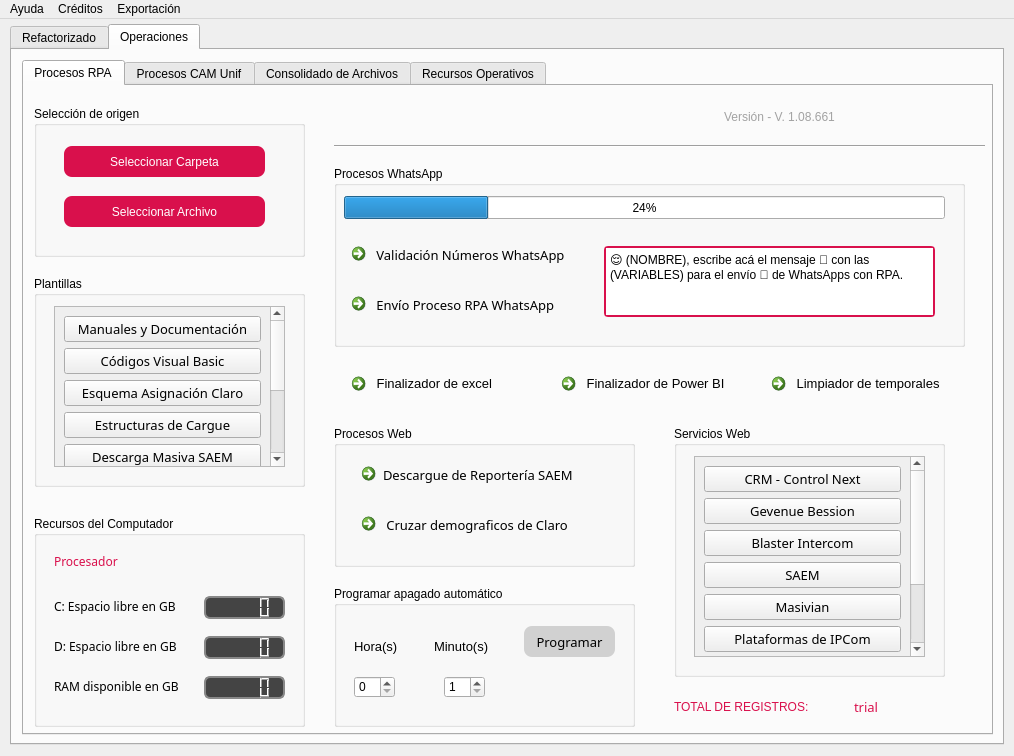
Old version of the form gui/Project.ui in the repository JU4ND4V1DMM/devops_desktop_syncra.
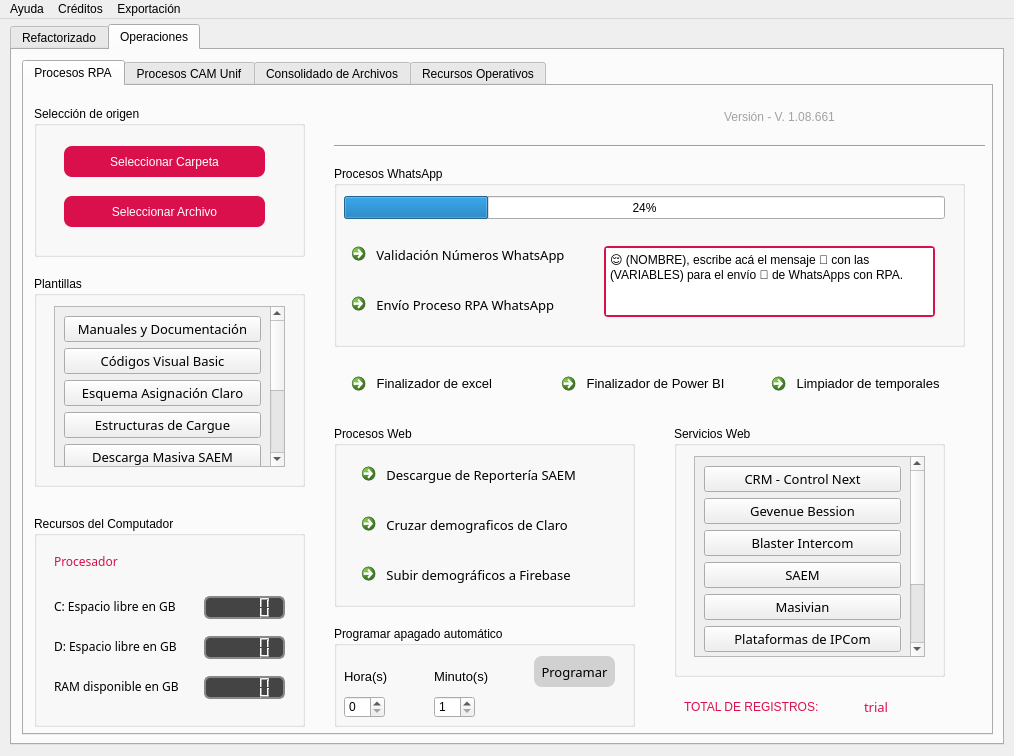
New version of the form. Icons and pictures are not drawn.

Commit message: Include firebase to read and upload demographics in cruice proccess

The edit to the form file:
```diff
--- a/gui/Project.ui
+++ b/gui/Project.ui
@@ -921,7 +921,7 @@
        <widget class="QLabel" name="label_Total_Registers_8">
         <property name="geometry">
          <rect>
-          <x>650</x>
+          <x>660</x>
           <y>610</y>
           <width>161</width>
           <height>21</height>
@@ -938,7 +938,7 @@
        <widget class="QLabel" name="label_Total_Registers_7">
         <property name="geometry">
          <rect>
-          <x>830</x>
+          <x>840</x>
           <y>610</y>
           <width>111</width>
           <height>21</height>
@@ -1286,7 +1286,7 @@
           <x>310</x>
           <y>340</y>
           <width>301</width>
-          <height>141</height>
+          <height>181</height>
          </rect>
         </property>
         <property name="styleSheet">
@@ -1329,7 +1329,7 @@
 }</string>
          </property>
          <property name="text">
-          <string>Descargue de Reportería SAEM</string>
+          <string> Descargue de Reportería SAEM</string>
          </property>
          <property name="icon">
           <iconset>
@@ -1383,6 +1383,53 @@
           </size>
          </property>
         </widget>
+        <widget class="QCommandLinkButton" name="commandLinkButton_33">
+         <property name="geometry">
+          <rect>
+           <x>20</x>
+           <y>130</y>
+           <width>261</width>
+           <height>41</height>
+          </rect>
+         </property>
+         <property name="font">
+          <font>
+           <family>Bahnschrift SemiBold</family>
+           <pointsize>10</pointsize>
+           <weight>7</weight>
+           <italic>false</italic>
+           <bold>false</bold>
+          </font>
+         </property>
+         <property name="styleSheet">
+          <string notr="true">/* Al pasar el mouse */
+QPushButton:hover {
+    border: 2px solid rgb(160, 160, 160); /* Borde gris claro */
+    border-radius: 8px;
+}
+
+/* Al presionar */
+QPushButton:pressed {
+    background-color: rgb(230, 230, 230); /* Gris suave al presionar */
+    border: 2px solid rgb(100, 100, 100); /* Borde más oscuro */
+    border-radius: 8px;
+    color: rgb(0, 0, 0);
+}</string>
+         </property>
+         <property name="text">
+          <string> Subir demográficos a Firebase</string>
+         </property>
+         <property name="icon">
+          <iconset>
+           <normaloff>../resources/ico/firebase.ico</normaloff>../resources/ico/firebase.ico</iconset>
+         </property>
+         <property name="iconSize">
+          <size>
+           <width>20</width>
+           <height>20</height>
+          </size>
+         </property>
+        </widget>
        </widget>
        <widget class="QCommandLinkButton" name="commandLinkButton_4">
         <property name="geometry">
@@ -1822,9 +1869,9 @@
         <property name="geometry">
          <rect>
           <x>310</x>
-          <y>500</y>
+          <y>540</y>
           <width>301</width>
-          <height>141</height>
+          <height>101</height>
          </rect>
         </property>
         <property name="styleSheet">
@@ -1836,8 +1883,8 @@
         <widget class="QSpinBox" name="spinBox_Partitions_13">
          <property name="geometry">
           <rect>
-           <x>20</x>
-           <y>90</y>
+           <x>10</x>
+           <y>70</y>
            <width>41</width>
            <height>22</height>
           </rect>
@@ -1852,8 +1899,8 @@
         <widget class="QLabel" name="label_Mod_Init_CTA_Min_6">
          <property name="geometry">
           <rect>
-           <x>20</x>
-           <y>50</y>
+           <x>10</x>
+           <y>40</y>
            <width>51</width>
            <height>20</height>
           </rect>
@@ -1877,8 +1924,8 @@
         <widget class="QSpinBox" name="spinBox_Partitions_14">
          <property name="geometry">
           <rect>
-           <x>110</x>
-           <y>90</y>
+           <x>100</x>
+           <y>70</y>
            <width>41</width>
            <height>22</height>
           </rect>
@@ -1894,7 +1941,7 @@
          <property name="geometry">
           <rect>
            <x>100</x>
-           <y>50</y>
+           <y>40</y>
            <width>61</width>
            <height>20</height>
           </rect>
@@ -1918,9 +1965,9 @@
         <widget class="QPushButton" name="pushButton_Process_8">
          <property name="geometry">
           <rect>
-           <x>190</x>
-           <y>40</y>
-           <width>91</width>
+           <x>200</x>
+           <y>30</y>
+           <width>81</width>
            <height>31</height>
           </rect>
          </property>
```
Left out of the diff: 126 changed lines with no effect on the pictures. The commit also changes 23 other files.
